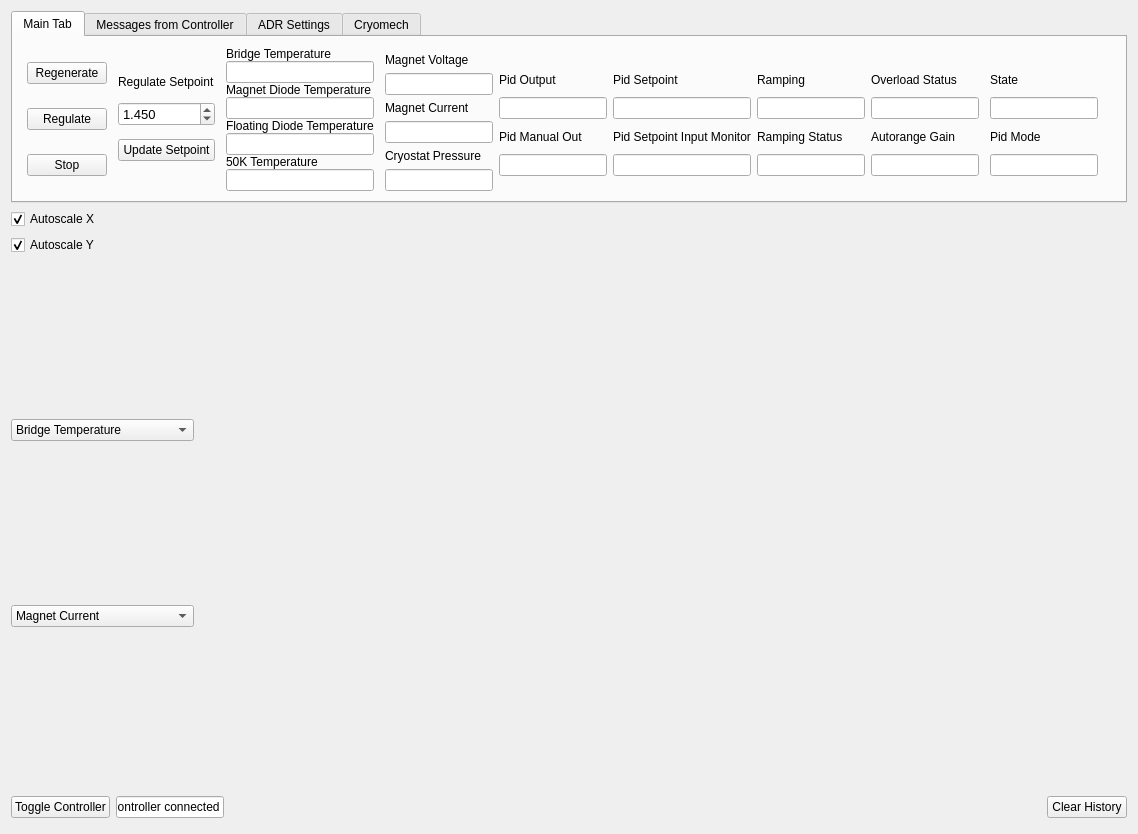
This is ui_devel/gui.ui in ColumbiaCMB/adr_control as Qt 5 draws it before an edit. The edited form follows.
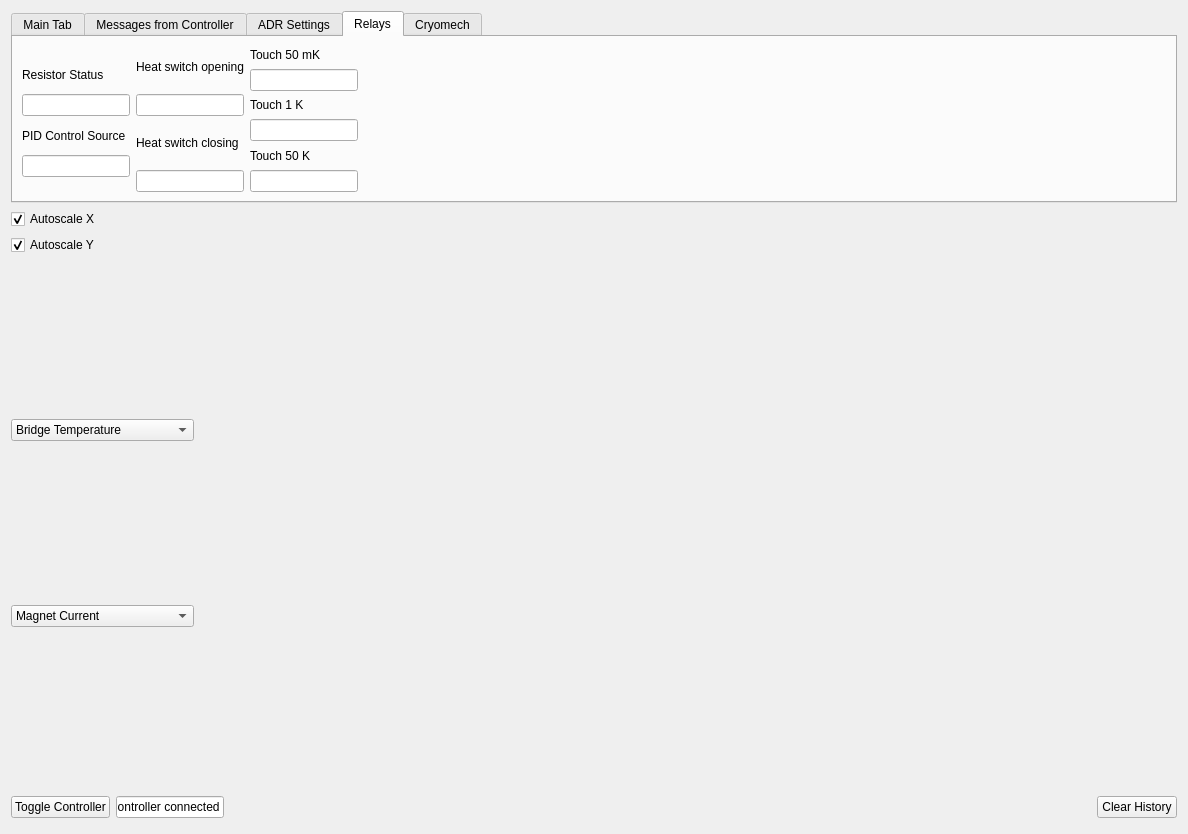
This is the edited form. The open tabs and pages were chosen to show the change.

Commit message: Added turning on/off of cryomech and opening/closing of heatswitch to GUI. Did some GUI redesign.

```diff
--- a/ui_devel/gui.ui
+++ b/ui_devel/gui.ui
@@ -661,10 +661,10 @@
             <number>0</number>
            </property>
            <property name="topMargin">
-            <number>15</number>
+            <number>0</number>
            </property>
            <property name="bottomMargin">
-            <number>15</number>
+            <number>0</number>
            </property>
            <item>
             <widget class="QLabel" name="label_2">
@@ -710,6 +710,62 @@
              </property>
             </widget>
            </item>
+           <item>
+            <widget class="QLabel" name="label_41">
+             <property name="sizePolicy">
+              <sizepolicy hsizetype="Fixed" vsizetype="Fixed">
+               <horstretch>0</horstretch>
+               <verstretch>0</verstretch>
+              </sizepolicy>
+             </property>
+             <property name="text">
+              <string>Heat Switch Status</string>
+             </property>
+            </widget>
+           </item>
+           <item>
+            <widget class="QLineEdit" name="heat_switch_status_value"/>
+           </item>
+           <item>
+            <widget class="QLabel" name="label_42">
+             <property name="text">
+              <string>Heat Switch Control</string>
+             </property>
+            </widget>
+           </item>
+           <item>
+            <layout class="QHBoxLayout" name="horizontalLayout_2">
+             <property name="spacing">
+              <number>0</number>
+             </property>
+             <item>
+              <widget class="QPushButton" name="hs_open_button">
+               <property name="sizePolicy">
+                <sizepolicy hsizetype="Minimum" vsizetype="Fixed">
+                 <horstretch>0</horstretch>
+                 <verstretch>0</verstretch>
+                </sizepolicy>
+               </property>
+               <property name="focusPolicy">
+                <enum>Qt::NoFocus</enum>
+               </property>
+               <property name="text">
+                <string>Open</string>
+               </property>
+              </widget>
+             </item>
+             <item>
+              <widget class="QPushButton" name="hs_close_button">
+               <property name="focusPolicy">
+                <enum>Qt::NoFocus</enum>
+               </property>
+               <property name="text">
+                <string>Close</string>
+               </property>
+              </widget>
+             </item>
+            </layout>
+           </item>
           </layout>
          </item>
          <item row="0" column="6">
@@ -1050,6 +1106,194 @@
        </item>
       </layout>
      </widget>
+     <widget class="QWidget" name="tab_3">
+      <attribute name="title">
+       <string>Relays</string>
+      </attribute>
+      <layout class="QGridLayout" name="gridLayout_11">
+       <item row="0" column="0">
+        <layout class="QGridLayout" name="gridLayout_10">
+         <item row="0" column="1">
+          <layout class="QVBoxLayout" name="verticalLayout_18">
+           <item>
+            <widget class="QLabel" name="label_34">
+             <property name="text">
+              <string>Heat switch opening</string>
+             </property>
+            </widget>
+           </item>
+           <item>
+            <widget class="QLineEdit" name="hs_opening_value">
+             <property name="sizePolicy">
+              <sizepolicy hsizetype="Minimum" vsizetype="Fixed">
+               <horstretch>0</horstretch>
+               <verstretch>0</verstretch>
+              </sizepolicy>
+             </property>
+             <property name="readOnly">
+              <bool>true</bool>
+             </property>
+            </widget>
+           </item>
+           <item>
+            <widget class="QLabel" name="label_33">
+             <property name="text">
+              <string>Heat switch closing</string>
+             </property>
+            </widget>
+           </item>
+           <item>
+            <widget class="QLineEdit" name="hs_closing_value">
+             <property name="sizePolicy">
+              <sizepolicy hsizetype="Minimum" vsizetype="Fixed">
+               <horstretch>0</horstretch>
+               <verstretch>0</verstretch>
+              </sizepolicy>
+             </property>
+             <property name="readOnly">
+              <bool>true</bool>
+             </property>
+            </widget>
+           </item>
+          </layout>
+         </item>
+         <item row="0" column="2">
+          <layout class="QVBoxLayout" name="verticalLayout_20">
+           <item>
+            <widget class="QLabel" name="label_37">
+             <property name="text">
+              <string>Touch 50 mK</string>
+             </property>
+            </widget>
+           </item>
+           <item>
+            <widget class="QLineEdit" name="touch_50mk_value">
+             <property name="sizePolicy">
+              <sizepolicy hsizetype="Minimum" vsizetype="Fixed">
+               <horstretch>0</horstretch>
+               <verstretch>0</verstretch>
+              </sizepolicy>
+             </property>
+             <property name="readOnly">
+              <bool>true</bool>
+             </property>
+            </widget>
+           </item>
+           <item>
+            <widget class="QLabel" name="label_38">
+             <property name="text">
+              <string>Touch 1 K</string>
+             </property>
+            </widget>
+           </item>
+           <item>
+            <widget class="QLineEdit" name="touch_1k_value">
+             <property name="sizePolicy">
+              <sizepolicy hsizetype="Minimum" vsizetype="Fixed">
+               <horstretch>0</horstretch>
+               <verstretch>0</verstretch>
+              </sizepolicy>
+             </property>
+             <property name="readOnly">
+              <bool>true</bool>
+             </property>
+            </widget>
+           </item>
+           <item>
+            <widget class="QLabel" name="label_36">
+             <property name="text">
+              <string>Touch 50 K</string>
+             </property>
+            </widget>
+           </item>
+           <item>
+            <widget class="QLineEdit" name="touch_50k_value">
+             <property name="sizePolicy">
+              <sizepolicy hsizetype="Minimum" vsizetype="Fixed">
+               <horstretch>0</horstretch>
+               <verstretch>0</verstretch>
+              </sizepolicy>
+             </property>
+             <property name="readOnly">
+              <bool>true</bool>
+             </property>
+            </widget>
+           </item>
+          </layout>
+         </item>
+         <item row="0" column="3">
+          <spacer name="horizontalSpacer_7">
+           <property name="orientation">
+            <enum>Qt::Horizontal</enum>
+           </property>
+           <property name="sizeHint" stdset="0">
+            <size>
+             <width>40</width>
+             <height>20</height>
+            </size>
+           </property>
+          </spacer>
+         </item>
+         <item row="0" column="0">
+          <layout class="QVBoxLayout" name="verticalLayout_21">
+           <property name="leftMargin">
+            <number>0</number>
+           </property>
+           <property name="topMargin">
+            <number>15</number>
+           </property>
+           <property name="rightMargin">
+            <number>0</number>
+           </property>
+           <property name="bottomMargin">
+            <number>15</number>
+           </property>
+           <item>
+            <widget class="QLabel" name="label_40">
+             <property name="text">
+              <string>Resistor Status</string>
+             </property>
+            </widget>
+           </item>
+           <item>
+            <widget class="QLineEdit" name="resistor_status_value">
+             <property name="sizePolicy">
+              <sizepolicy hsizetype="Minimum" vsizetype="Fixed">
+               <horstretch>0</horstretch>
+               <verstretch>0</verstretch>
+              </sizepolicy>
+             </property>
+             <property name="readOnly">
+              <bool>true</bool>
+             </property>
+            </widget>
+           </item>
+           <item>
+            <widget class="QLabel" name="label_39">
+             <property name="text">
+              <string>PID Control Source</string>
+             </property>
+            </widget>
+           </item>
+           <item>
+            <widget class="QLineEdit" name="pid_status_value">
+             <property name="sizePolicy">
+              <sizepolicy hsizetype="Minimum" vsizetype="Fixed">
+               <horstretch>0</horstretch>
+               <verstretch>0</verstretch>
+              </sizepolicy>
+             </property>
+             <property name="readOnly">
+              <bool>true</bool>
+             </property>
+            </widget>
+           </item>
+          </layout>
+         </item>
+        </layout>
+       </item>
+      </layout>
+     </widget>
      <widget class="QWidget" name="tab_2">
       <attribute name="title">
        <string>Cryomech</string>
@@ -1057,7 +1301,7 @@
       <layout class="QGridLayout" name="gridLayout_7">
        <item row="0" column="0">
         <layout class="QGridLayout" name="gridLayout_6">
-         <item row="0" column="4">
+         <item row="0" column="5">
           <spacer name="horizontalSpacer_4">
            <property name="orientation">
             <enum>Qt::Horizontal</enum>
@@ -1070,7 +1314,7 @@
            </property>
           </spacer>
          </item>
-         <item row="0" column="1">
+         <item row="0" column="2">
           <layout class="QVBoxLayout" name="verticalLayout_11">
            <property name="leftMargin">
             <number>5</number>
@@ -1120,7 +1364,7 @@
            </item>
           </layout>
          </item>
-         <item row="0" column="2">
+         <item row="0" column="3">
           <layout class="QVBoxLayout" name="verticalLayout_12">
            <property name="leftMargin">
             <number>5</number>
@@ -1170,7 +1414,7 @@
            </item>
           </layout>
          </item>
-         <item row="0" column="3">
+         <item row="0" column="4">
           <layout class="QVBoxLayout" name="verticalLayout_13">
            <property name="leftMargin">
             <number>5</number>
@@ -1220,7 +1464,7 @@
            </item>
           </layout>
          </item>
-         <item row="0" column="0">
+         <item row="0" column="1">
           <layout class="QVBoxLayout" name="verticalLayout_19">
            <property name="leftMargin">
             <number>5</number>
@@ -1285,6 +1529,36 @@
            </item>
           </layout>
          </item>
+         <item row="0" column="0">
+          <layout class="QVBoxLayout" name="verticalLayout_22">
+           <property name="leftMargin">
+            <number>5</number>
+           </property>
+           <property name="rightMargin">
+            <number>5</number>
+           </property>
+           <item>
+            <widget class="QPushButton" name="cryomech_on_button">
+             <property name="focusPolicy">
+              <enum>Qt::NoFocus</enum>
+             </property>
+             <property name="text">
+              <string>Cryomech On</string>
+             </property>
+            </widget>
+           </item>
+           <item>
+            <widget class="QPushButton" name="cryomech_off_button">
+             <property name="focusPolicy">
+              <enum>Qt::NoFocus</enum>
+             </property>
+             <property name="text">
+              <string>Cryomech Off</string>
+             </property>
+            </widget>
+           </item>
+          </layout>
+         </item>
         </layout>
        </item>
       </layout>
```
The commit also changes 3 other files.
